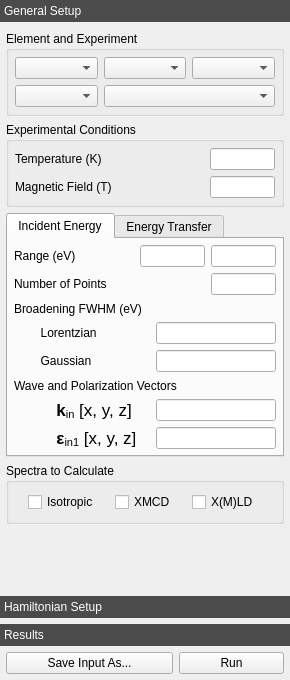
Old version of the form crispy/resources/gui/uis/quanty/main.ui in the repository mretegan/crispy.
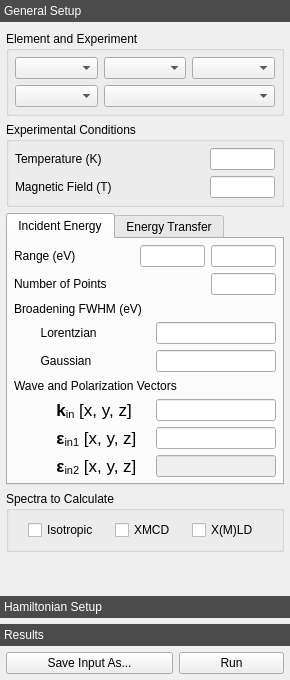
New version of the form. Custom widgets are drawn as their Qt base class.

Commit message: Add a widget to display the second incident polarization vector

Patch:
```diff
--- a/crispy/resources/gui/uis/quanty/main.ui
+++ b/crispy/resources/gui/uis/quanty/main.ui
@@ -554,6 +554,43 @@
               </item>
              </layout>
             </item>
+            <item>
+             <layout class="QHBoxLayout" name="ein2HBoxLayout">
+              <item>
+               <widget class="QLabel" name="ein2Label">
+                <property name="text">
+                 <string>&lt;!DOCTYPE HTML PUBLIC &quot;-//W3C//DTD HTML 4.0//EN&quot; &quot;http://www.w3.org/TR/REC-html40/strict.dtd&quot;&gt;
+&lt;html&gt;&lt;head&gt;&lt;meta name=&quot;qrichtext&quot; content=&quot;1&quot; /&gt;&lt;style type=&quot;text/css&quot;&gt;
+p, li { white-space: pre-wrap; }
+&lt;/style&gt;&lt;/head&gt;&lt;body style=&quot; font-family:'.SF NS Text'; font-size:13pt; font-weight:400; font-style:normal;&quot;&gt;
+&lt;p style=&quot; margin-top:12px; margin-bottom:12px; margin-left:0px; margin-right:0px; -qt-block-indent:0; text-indent:0px;&quot;&gt;         &lt;span style=&quot; font-weight:600;&quot;&gt;ε&lt;/span&gt;&lt;span style=&quot; vertical-align:sub;&quot;&gt;in2&lt;/span&gt; [x, y, z]&lt;/p&gt;&lt;/body&gt;&lt;/html&gt;</string>
+                </property>
+               </widget>
+              </item>
+              <item>
+               <widget class="VectorLineEdit" name="ein2LineEdit">
+                <property name="enabled">
+                 <bool>false</bool>
+                </property>
+                <property name="sizePolicy">
+                 <sizepolicy hsizetype="Fixed" vsizetype="Fixed">
+                  <horstretch>0</horstretch>
+                  <verstretch>0</verstretch>
+                 </sizepolicy>
+                </property>
+                <property name="maximumSize">
+                 <size>
+                  <width>120</width>
+                  <height>16777215</height>
+                 </size>
+                </property>
+                <property name="alignment">
+                 <set>Qt::AlignCenter</set>
+                </property>
+               </widget>
+              </item>
+             </layout>
+            </item>
            </layout>
           </widget>
           <widget class="QWidget" name="e2Tab">
```
Left out of the diff: 37 changed lines with no effect on the pictures. The commit also changes 1 other file.
